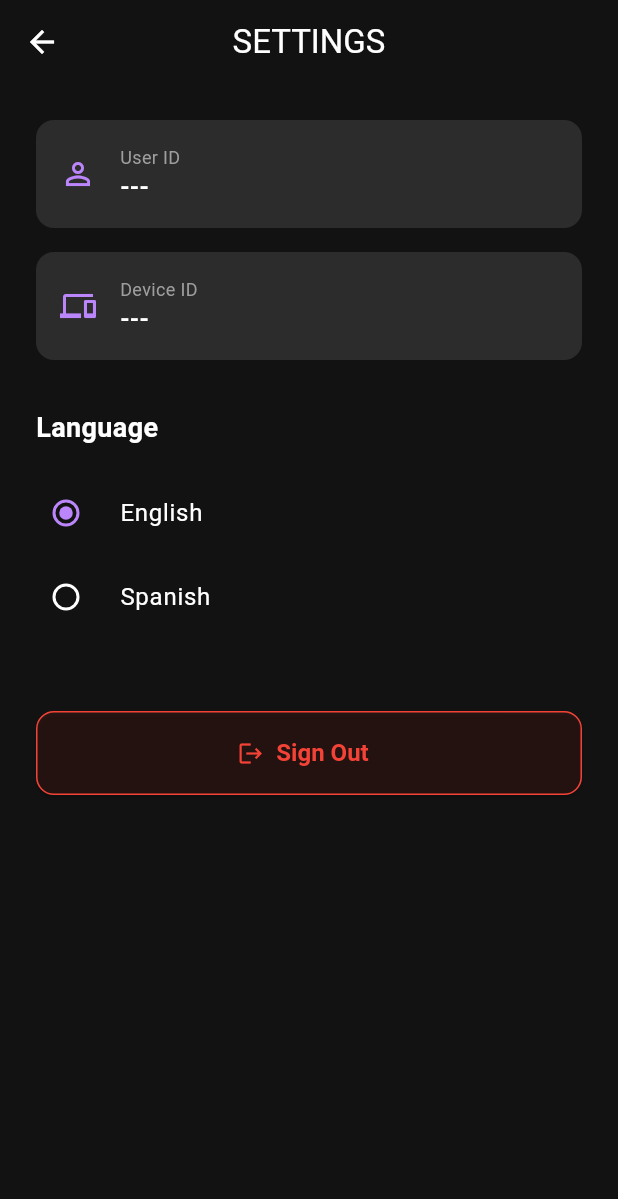
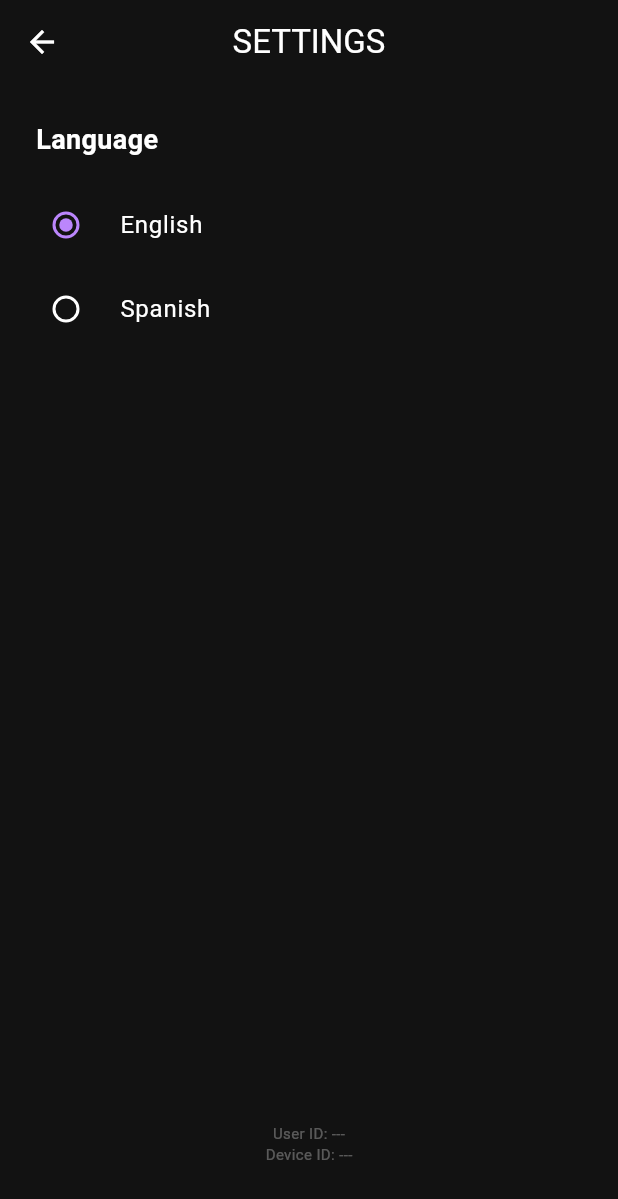
Before and after one commit to ric-hs/any-trivia, a Flutter app: the SettingsPage screen opened directly with empty values, on a phone screen of 412 x 824 dp. Shown: the top 1199 px of the screen. Run offline on Flutter 3.47's test engine with Material 3 defaults, Android fonts, the phone set to English and light mode, and no system bars; our stand-ins replace cloud_firestore, cloud_functions, device_info_plus, equatable, firebase_auth, firebase_core and 3 more; accounts and stored records are empty.

Commit message:
refactor and hide signout in prod

```diff
--- a/lib/features/settings/presentation/pages/settings_page.dart
+++ b/lib/features/settings/presentation/pages/settings_page.dart
@@ -1,3 +1,4 @@
+import 'package:flutter/foundation.dart';
 import 'package:flutter/material.dart';
 import 'package:flutter_bloc/flutter_bloc.dart';
 import 'package:endless_trivia/core/localization/bloc/locale_bloc.dart';
@@ -45,27 +46,13 @@ class _SettingsPageState extends State<SettingsPage> {
     final l10n = AppLocalizations.of(context)!;
 
     return Scaffold(
-      appBar: AppBar(
-        title: Text(l10n.settingsTitle),
-      ),
-      body: ListView(
+      appBar: AppBar(title: Text(l10n.settingsTitle)),
+      body: Column(
+        children: [
+          Expanded(
+            child: ListView(
               padding: const EdgeInsets.all(24.0),
               children: [
-          // User ID
-          _buildInfoTile(
-            l10n.userIdLabel,
-            _truncate(widget.userId),
-            Icons.person_outline,
-          ),
-          const SizedBox(height: 16),
-          // Device ID
-          _buildInfoTile(
-            l10n.deviceIdLabel,
-            _truncate(_deviceId),
-            Icons.devices_outlined,
-          ),
-          const SizedBox(height: 32),
-
                 // Language Selection
                 Text(
                   l10n.language,
@@ -108,13 +95,15 @@ class _SettingsPageState extends State<SettingsPage> {
                 const SizedBox(height: 48),
 
                 // Sign Out
+                if (kDebugMode) ...[
+                  const SizedBox(height: 48),
                   SizedBox(
                     width: double.infinity,
                     height: 56,
                     child: ElevatedButton.icon(
                       onPressed: () {
                         context.read<AuthBloc>().add(AuthLogoutRequested());
-                Navigator.of(context).pop(); // Go back before sign out completes
+                        Navigator.of(context).pop();
                       },
                       icon: const Icon(Icons.logout),
                       label: Text(l10n.signOut),
@@ -126,37 +115,28 @@ class _SettingsPageState extends State<SettingsPage> {
                     ),
                   ),
                 ],
+              ],
             ),
-    );
-  }
-
-  Widget _buildInfoTile(String label, String value, IconData icon) {
-    return Container(
-      padding: const EdgeInsets.all(16),
-      decoration: BoxDecoration(
-        color: const Color(0xFF2C2C2C),
-        borderRadius: BorderRadius.circular(12),
           ),
-      child: Row(
-        children: [
-          Icon(icon, color: const Color(0xFFBB86FC)),
-          const SizedBox(width: 16),
-          Column(
-            crossAxisAlignment: CrossAxisAlignment.start,
+          // Discrete IDs
+          Center(
+            child: Opacity(
+              opacity: 0.3,
+              child: Column(
                 children: [
                   Text(
-                label,
-                style: const TextStyle(fontSize: 12, color: Colors.grey),
+                    '${l10n.userIdLabel}: ${_truncate(widget.userId)}',
+                    style: const TextStyle(fontSize: 10),
                   ),
                   Text(
-                value,
-                style: const TextStyle(
-                  fontSize: 16,
-                  fontWeight: FontWeight.bold,
-                ),
+                    '${l10n.deviceIdLabel}: ${_truncate(_deviceId)}',
+                    style: const TextStyle(fontSize: 10),
                   ),
                 ],
               ),
+            ),
+          ),
+          SizedBox(height: 48),
         ],
       ),
     );
```
Lines whose indentation alone changed are shown as unchanged.
